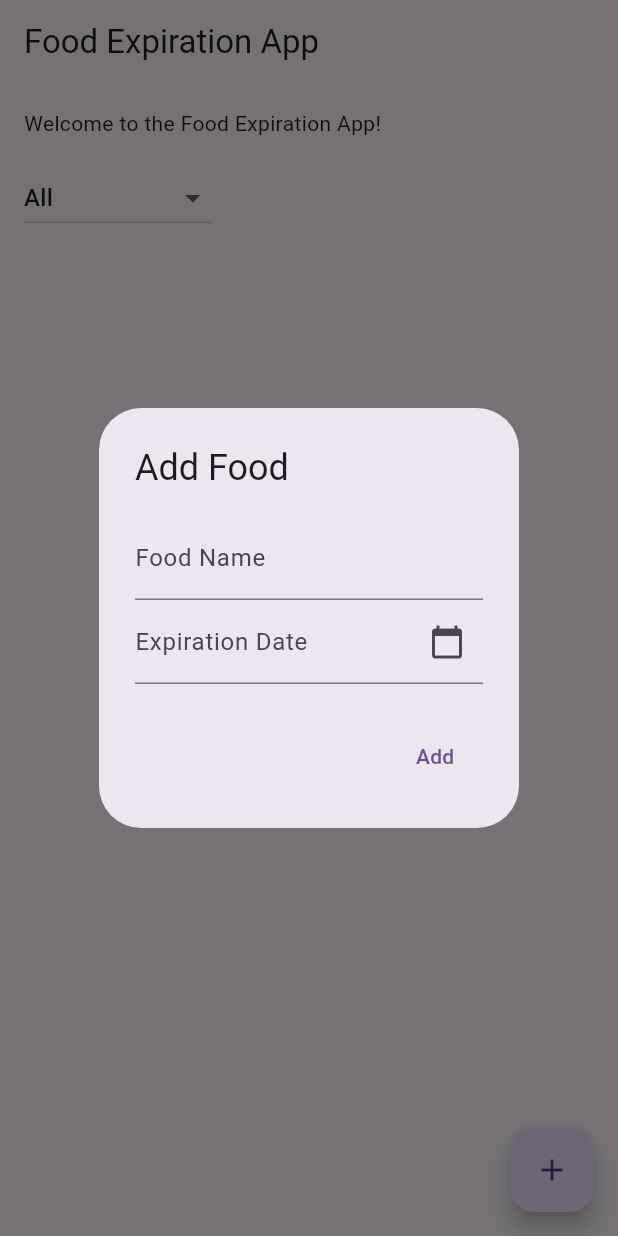
After one commit to JLHC123/FoodApp_Test, a Flutter app: the screen it shows after launch, after a tap on the "add" icon, on a phone screen of 412 x 824 dp. The commit adds this screen. Run offline on Flutter 3.47's test engine with Material 3 defaults, Android fonts, the phone set to English and light mode, and no system bars; our stand-ins replace sqflite; accounts and stored records are empty.

Commit message:
seperated the widgets into their own files and organized them into folders!

```diff
--- a/FoodApp/food_app/lib/food_database.dart
+++ b/FoodApp/food_app/lib/databases/food_database.dart
@@ -1,6 +1,6 @@
 import 'package:sqflite/sqflite.dart';
 import 'package:path/path.dart';
-import 'food.dart';
+import '../models/food.dart';
 
 class FoodDatabase {
     Database? _database;
--- a/FoodApp/food_app/lib/main.dart
+++ b/FoodApp/food_app/lib/main.dart
@@ -1,7 +1,10 @@
 import 'package:flutter/material.dart';
-import 'package:intl/intl.dart';
-import 'food.dart';
-import 'food_database.dart';
+import 'widgets/addFoodDialog.dart';
+import 'models/food.dart';
+import 'databases/food_database.dart';
+import 'widgets/deleteFoodDialog.dart';
+import 'widgets/foodFilterDropdown.dart';
+import 'widgets/displayFoodList.dart';
 
 void main() {
   runApp(const FoodApp());
@@ -25,7 +28,6 @@ class FoodHomePage extends StatefulWidget {
 }
 
 class _FoodHomePageState extends State<FoodHomePage> {
-  final _formKey = GlobalKey<FormState>();
   final FoodDatabase foodDatabase = FoodDatabase();
   List<Food> foods = [];
   String selectedFilter = "All";
@@ -75,6 +77,7 @@ class _FoodHomePageState extends State<FoodHomePage> {
     await loadFoods();
   }
 
+  // load foods from database
   Future<void> loadFoods() async {
     final data = await foodDatabase.getAllFoods();
     setState(() {
@@ -82,29 +85,37 @@ class _FoodHomePageState extends State<FoodHomePage> {
     });
   }
 
+  // connects to addFoodDialog
+  void showAddFoodDialog(BuildContext context) {
+    showDialog(
+      context: context,
+      builder: (context) => AddFoodDialog(
+        onAdd: (newFood) async {
+          await foodDatabase.insertFood(newFood);
+          await loadFoods();
+        },
+      ),
+    );
+  }
+
+  void showDeleteFoodDialog(BuildContext context, Food food) {
+    showDialog(
+      context: context,
+      builder: (context) => DeleteFoodDialog(
+        food: food,
+        onDelete: (food) async {
+          await foodDatabase.deleteFood(food.id);
+          await loadFoods();
+        },
+      )
+    );
+  }
+
   // Dropdown menu for filtering foods based on expiration status
   Widget selectFoodFilter() {
-    return DropdownButton<String>(
-      value: selectedFilter,
-      items: const [
-        DropdownMenuItem(
-          value: 'All',
-          child: Text('All'),
-        ),
-        DropdownMenuItem(
-          value: 'Expired',
-          child: Text('Expired'),
-        ),
-        DropdownMenuItem(
-          value: 'Expiring Soon',
-          child: Text('Expiring Soon'),
-        ),
-        DropdownMenuItem(
-          value: 'Fresh',
-          child: Text('Fresh'),
-        ),
-      ],
-      onChanged: (value) {
+    return FoodFilterDropdown(
+      selectedFilter: selectedFilter,
+      onFilterChanged: (value) {
         setState(() {
           selectedFilter = value!;
         });
@@ -115,115 +126,13 @@ class _FoodHomePageState extends State<FoodHomePage> {
    // Build the list of foods based on the filtered list
   Expanded displayFoodList(List<Food> filteredFoods, DateTime today) {
     return Expanded(
-      child: ListView.builder(
-        itemCount: filteredFoods.length,
-        itemBuilder: (context, index) {
-          // for each food in filteredFoods...
-          final food = filteredFoods[index];
-          final expirationDate = truncateTime(food.expirationDate);
-          final daysLeft = expirationDate.difference(today).inDays;
-          // expiration date icon color code
-          String expirationStatusIcon = expirationStatus(daysLeft);
-          return ListTile(
-            leading: Text(
-              expirationStatusIcon,
-            ),
-            title: Text(food.name),
-            subtitle:
-            Text('Expires: ${DateFormat('yyyy-MM-dd').format(food.expirationDate)}'),
-            onTap: () {
-            },
-            trailing: IconButton(
-              icon: const Icon(Icons.delete),
-              onPressed: () {
-                showDeleteFoodDialog(context, food);
-              },
-            )
-          );
-        }
+      child: DisplayFoodList(
+        filteredFoods: filteredFoods,
+        today: today,
+        onDelete: (food) async {
+          showDeleteFoodDialog(context, food);
+        },
       )
     );
   }
-    // add new food dialog box (too long)
-  void showAddFoodDialog(BuildContext context) {
-    final foodNameController = TextEditingController();
-    final expirationDateController = TextEditingController();
-    showDialog(
-      context: context,
-      builder: (context) => AlertDialog(
-        title: const Text('Add Food'),
-        content: Form(
-          key: _formKey,
-          child: Column(
-            mainAxisSize: MainAxisSize.min,
-            children: [
-              TextFormField(
-                controller: foodNameController,
-                decoration: const InputDecoration(
-                  labelText: 'Food Name',
-                ),
-                validator: (value) {
-                  if (value == null || value.trim().isEmpty) {
-                    return 'Enter a food name';
-                  }
-                  return null;
-                },
-              ),
-              TextFormField(
-                controller: expirationDateController,
-                readOnly: true,
-                decoration: const InputDecoration(
-                  labelText: 'Expiration Date',
-                  suffixIcon: Icon(Icons.calendar_today),
-                ),
-                onTap: () async {
-                  await getExpirationDate(context, expirationDateController);
-                },
-                validator: (value) {
-                  if (value == null || value.trim().isEmpty) {
-                    return 'Enter an expiration date';
-                  }
-                  return null;
-                }
-              )
-            ],
-          ),
-        ),
-        actions: [
-          TextButton(
-            onPressed: () async {
-              if (_formKey.currentState!.validate()) {
-                Food newFood = buildFood(foodNameController, expirationDateController);
-                await foodDatabase.insertFood(newFood);
-                await loadFoods(); // Refresh the list after inserting new food
-                Navigator.pop(context);
-              }
-            },
-            child: const Text('Add'),
-          )
-        ],
-      ),
-    );
-  }
-
-  // delete food dialog box
-  void showDeleteFoodDialog(BuildContext context, Food food) {
-    showDialog(
-      context: context,
-      builder: (context) => AlertDialog(
-        title: Text('Delete Food'),
-        content: Text('Delete ${food.name}?'),
-        actions: [
-          TextButton(
-            onPressed:() async {
-              await foodDatabase.deleteFood(food.id);
-              await loadFoods();
-              Navigator.pop(context);
-            },
-            child: Text('Delete'),
-          ),
-        ],
-      ),
-    );
-  }
 }
--- /dev/null
+++ b/FoodApp/food_app/lib/widgets/addFoodDialog.dart
@@ -0,0 +1,85 @@
+import 'package:flutter/material.dart';
+import '../models/food.dart';
+
+class AddFoodDialog extends StatefulWidget {
+  final Future<void> Function(Food food) onAdd;
+
+  const AddFoodDialog({
+    super.key,
+    required this.onAdd,
+  });
+
+  @override
+  State<AddFoodDialog> createState() => _AddFoodDialogState();
+}
+
+class _AddFoodDialogState extends State<AddFoodDialog> {
+  final _formKey = GlobalKey<FormState>();
+  final foodNameController = TextEditingController();
+  final expirationDateController = TextEditingController();
+
+  @override
+  void dispose() {
+    foodNameController.dispose();
+    expirationDateController.dispose();
+    super.dispose();
+  }
+
+  @override
+  Widget build(BuildContext context) {
+    return AlertDialog(
+      title: const Text('Add Food'),
+      content: Form(
+        key: _formKey,
+        child: Column(
+          mainAxisSize: MainAxisSize.min,
+          children: [
+            TextFormField(
+              controller: foodNameController,
+              decoration: const InputDecoration(
+                labelText: 'Food Name',
+              ),
+              validator: (value) {
+                if (value == null || value.trim().isEmpty) {
+                  return 'Enter a food name';
+                }
+                return null;
+              },
+            ),
+            TextFormField(
+              controller: expirationDateController,
+              readOnly: true,
+              decoration: const InputDecoration(
+                labelText: 'Expiration Date',
+                suffixIcon: Icon(Icons.calendar_today),
+              ),
+              onTap: () async {
+                await getExpirationDate(context, expirationDateController);
+              },
+              validator: (value) {
+                if (value == null || value.trim().isEmpty) {
+                  return 'Enter an expiration date';
+                }
+                return null;
+              }
+            )
+          ],
+        ),
+      ),
+      actions: [
+        TextButton(
+          onPressed: () async {
+            if (_formKey.currentState!.validate()) {
+              final newFood = buildFood(foodNameController, expirationDateController);
+              await widget.onAdd(newFood);
+              if (mounted) {
+                Navigator.pop(context);
+              }
+            }
+          },
+          child: const Text('Add'),
+        ),
+      ],
+    );
+  }
+}
--- /dev/null
+++ b/FoodApp/food_app/lib/widgets/deleteFoodDialog.dart
@@ -0,0 +1,37 @@
+import 'package:flutter/material.dart';
+import '../models/food.dart';
+
+class DeleteFoodDialog extends StatefulWidget {
+  final Food food;
+  final Future<void> Function(Food) onDelete;
+
+  const DeleteFoodDialog({
+    super.key,
+    required this.food,
+    required this.onDelete,
+  });
+
+  @override
+  State<DeleteFoodDialog> createState() => _DeleteFoodDialogState();
+}
+
+class _DeleteFoodDialogState extends State<DeleteFoodDialog> {
+  @override
+  Widget build(BuildContext context) {
+    return AlertDialog(
+      title: const Text('Delete Food'),
+      content: Text('Delete ${widget.food.name}?'),
+      actions: [
+        TextButton(
+          onPressed: () async {
+            await widget.onDelete(widget.food);
+            if (mounted) {
+              Navigator.pop(context);
+            }
+          },
+          child: const Text('Delete'),
+        ),
+      ],
+    );
+  }
+}
--- /dev/null
+++ b/FoodApp/food_app/lib/widgets/displayFoodList.dart
@@ -0,0 +1,49 @@
+import 'package:flutter/material.dart';
+import '../models/food.dart';
+import 'package:intl/intl.dart';
+
+class DisplayFoodList extends StatelessWidget {
+  final List<Food> filteredFoods;
+  final DateTime today;
+  final Future<void> Function(Food)? onDelete;
+
+  const DisplayFoodList({
+    super.key,
+    required this.filteredFoods,
+    required this.today,
+    this.onDelete,
+  });
+
+  @override
+  Widget build(BuildContext context) {
+    return Expanded(
+      child: ListView.builder(
+        itemCount: filteredFoods.length,
+        itemBuilder: (context, index) {
+          // for each food in filteredFoods...
+          final food = filteredFoods[index];
+          final expirationDate = truncateTime(food.expirationDate);
+          final daysLeft = expirationDate.difference(today).inDays;
+          // expiration date icon color code
+          String expirationStatusIcon = expirationStatus(daysLeft);
+          return ListTile(
+            leading: Text(
+              expirationStatusIcon,
+            ),
+            title: Text(food.name),
+            subtitle:
+            Text('Expires: ${DateFormat('yyyy-MM-dd').format(food.expirationDate)}'),
+            onTap: () {
+            },
+            trailing: IconButton(
+              icon: const Icon(Icons.delete),
+              onPressed: () {
+                onDelete?.call(food);
+              },
+            )
+          );
+        }
+      )
+    );
+  }
+}
--- /dev/null
+++ b/FoodApp/food_app/lib/widgets/foodFilterDropdown.dart
@@ -0,0 +1,38 @@
+import 'package:flutter/material.dart';
+
+class FoodFilterDropdown extends StatelessWidget {
+  final String selectedFilter;
+  final ValueChanged<String?> onFilterChanged;
+
+  const FoodFilterDropdown({
+    super.key,
+    required this.selectedFilter,
+    required this.onFilterChanged,
+  });
+
+  @override
+  Widget build(BuildContext context) {
+    return DropdownButton<String>(
+      value: selectedFilter,
+      items: const [
+        DropdownMenuItem(
+          value: 'All',
+          child: Text('All'),
+        ),
+        DropdownMenuItem(
+          value: 'Expired',
+          child: Text('Expired'),
+        ),
+        DropdownMenuItem(
+          value: 'Expiring Soon',
+          child: Text('Expiring Soon'),
+        ),
+        DropdownMenuItem(
+          value: 'Fresh',
+          child: Text('Fresh'),
+        ),
+      ],
+      onChanged: onFilterChanged,
+    );
+  }
+}
```
Also changed, not shown: FoodApp/food_app/lib/models/food.dart (renamed from FoodApp/food_app/lib/food.dart).
